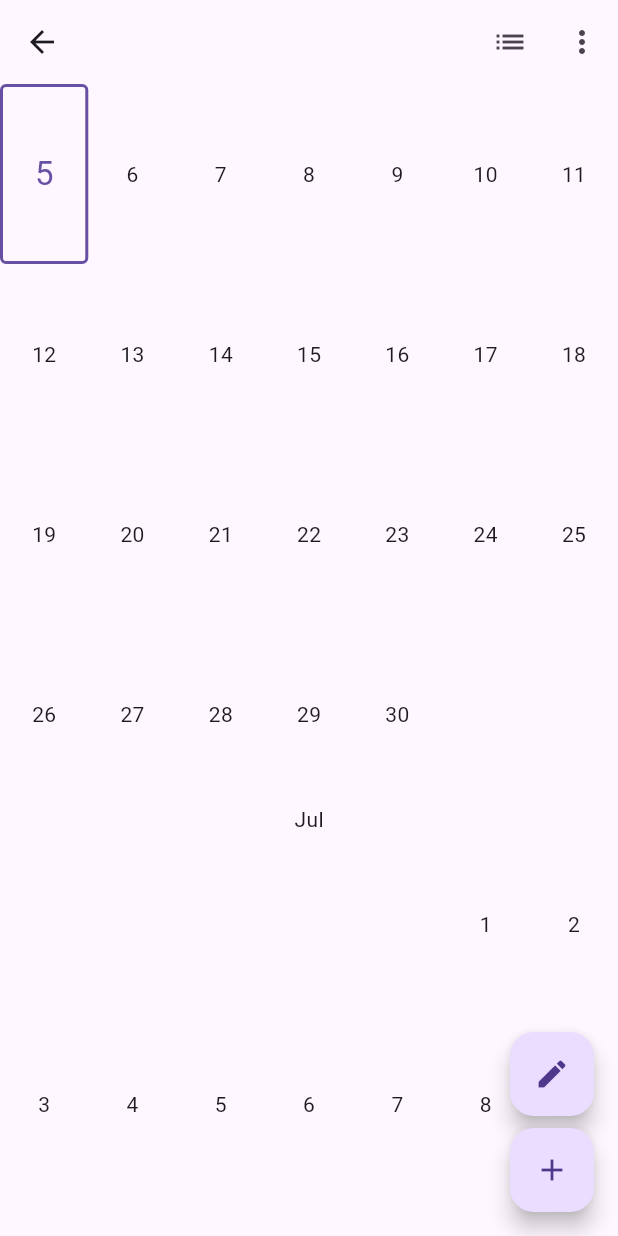
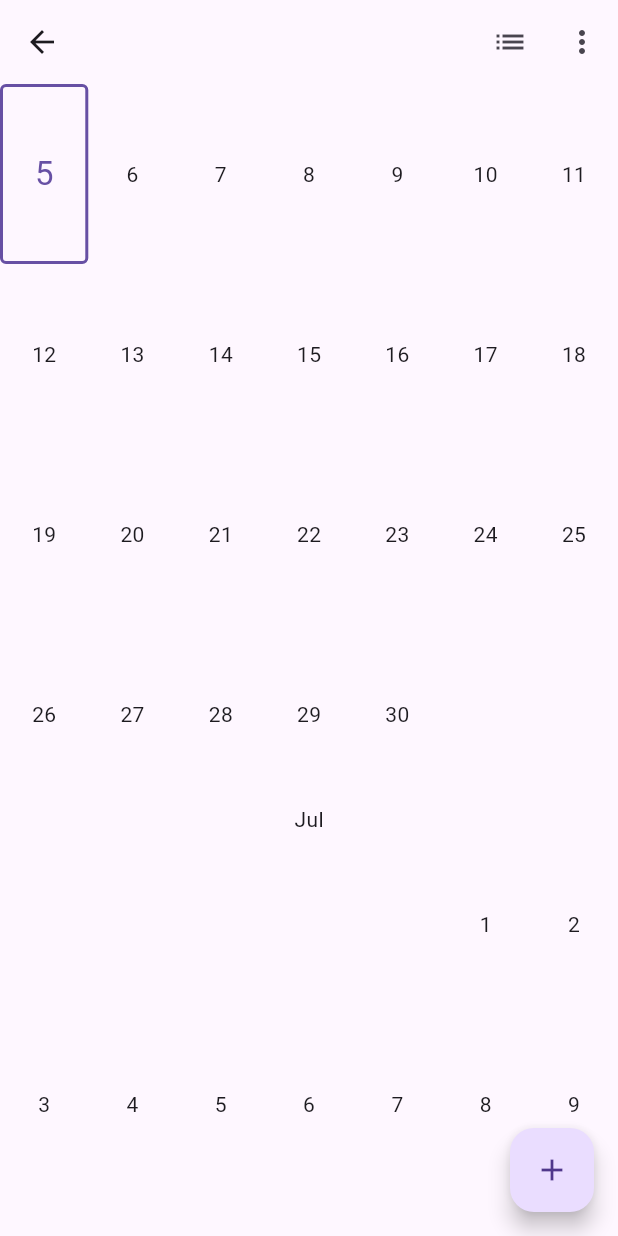
Before and after one commit to ValentinVignal/periodik, a Flutter app: the screen it shows once a user with an empty profile is signed in, after a tap on the "add" icon, on a phone screen of 412 x 824 dp. Run offline on Flutter 3.47's test engine with Material 2 defaults, Android fonts, the phone set to English and light mode, and no system bars; drawn by our look-alikes of scrollable_positioned_list; our stand-ins replace cloud_firestore, equatable, firebase_auth, firebase_core, firebase_crashlytics, flutter_riverpod and 5 more; accounts and stored records are empty.

Commit message:
:iphone: Move the edit signal button in the popup menu button in the app bar

```diff
--- a/lib/screens/signal/signal_screen.dart
+++ b/lib/screens/signal/signal_screen.dart
@@ -8,10 +8,10 @@ import 'package:periodik/screens/signal/signal_calendar.dart';
 import 'package:periodik/screens/signal/signal_list.dart';
 import 'package:periodik/screens/signal/signal_view.dart';
 import 'package:periodik/utils/collections.dart';
-import 'package:periodik/utils/hero_tag.dart';
 import 'package:periodik/widgets/signal_name_widget.dart';
 
 enum _SignalAction {
+  edit,
   delete,
 }
 
@@ -28,6 +28,11 @@ class SignalScreen extends StatelessWidget {
 
   Future<void> _onAction(BuildContext context, _SignalAction action) async {
     switch (action) {
+      case _SignalAction.edit:
+        return showDialog(
+          context: context,
+          builder: (context) => _EditSignalDialog(id: id),
+        );
       case _SignalAction.delete:
         final delete = await showDialog<bool>(
               context: context,
@@ -84,6 +89,10 @@ class SignalScreen extends StatelessWidget {
             onSelected: (action) => _onAction(context, action),
             itemBuilder: (context) => [
               const PopupMenuItem(
+                value: _SignalAction.edit,
+                child: Text('Edit'),
+              ),
+              const PopupMenuItem(
                 value: _SignalAction.delete,
                 child: Text('Delete'),
               ),
@@ -127,29 +136,11 @@ class _FAB extends StatelessWidget {
 
   final String id;
 
-  void _onEdit(BuildContext context) {
-    showDialog(
-      context: context,
-      builder: (context) => _EditSignalDialog(id: id),
-    );
-  }
-
   @override
   Widget build(BuildContext context) {
-    return Column(
-      mainAxisSize: MainAxisSize.min,
-      children: [
-        FloatingActionButton(
-          heroTag: const EditHeroTag(),
-          onPressed: () => _onEdit(context),
-          child: const Icon(Icons.edit),
-        ),
-        const SizedBox(height: 8),
-        FloatingActionButton(
-          onPressed: () => PointDialog.show(context: context, signalId: id),
-          child: const Icon(Icons.add),
-        ),
-      ],
+    return FloatingActionButton(
+      onPressed: () => PointDialog.show(context: context, signalId: id),
+      child: const Icon(Icons.add),
     );
   }
 }
--- a/lib/utils/hero_tag.dart
+++ /dev/null
@@ -1,3 +0,0 @@
-class EditHeroTag {
-  const EditHeroTag();
-}
```
Also changed, not shown: 3 other files.
